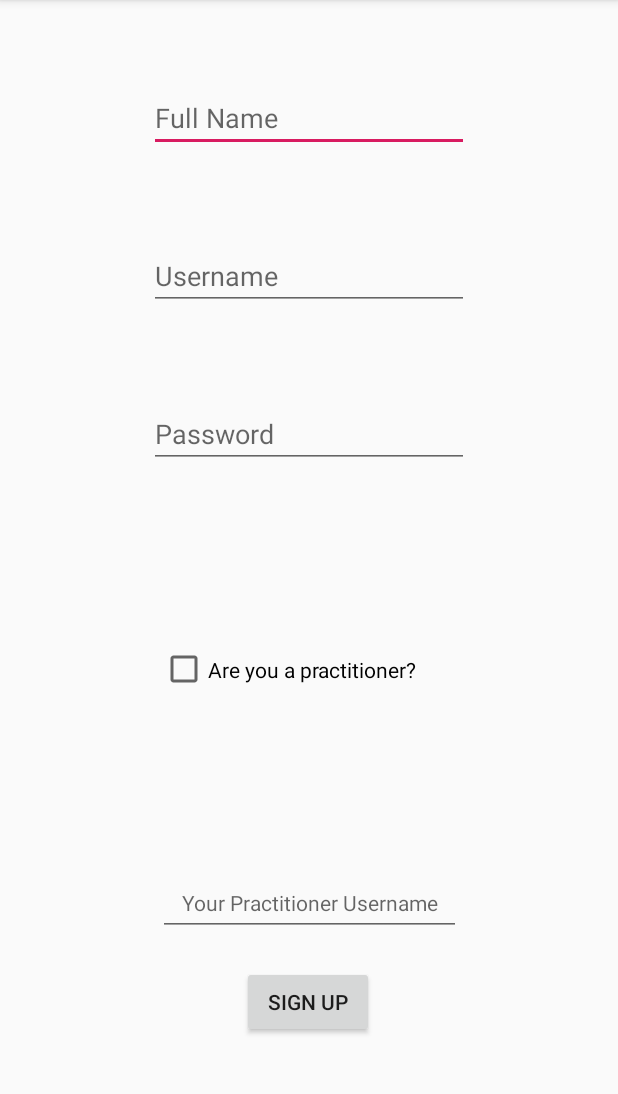
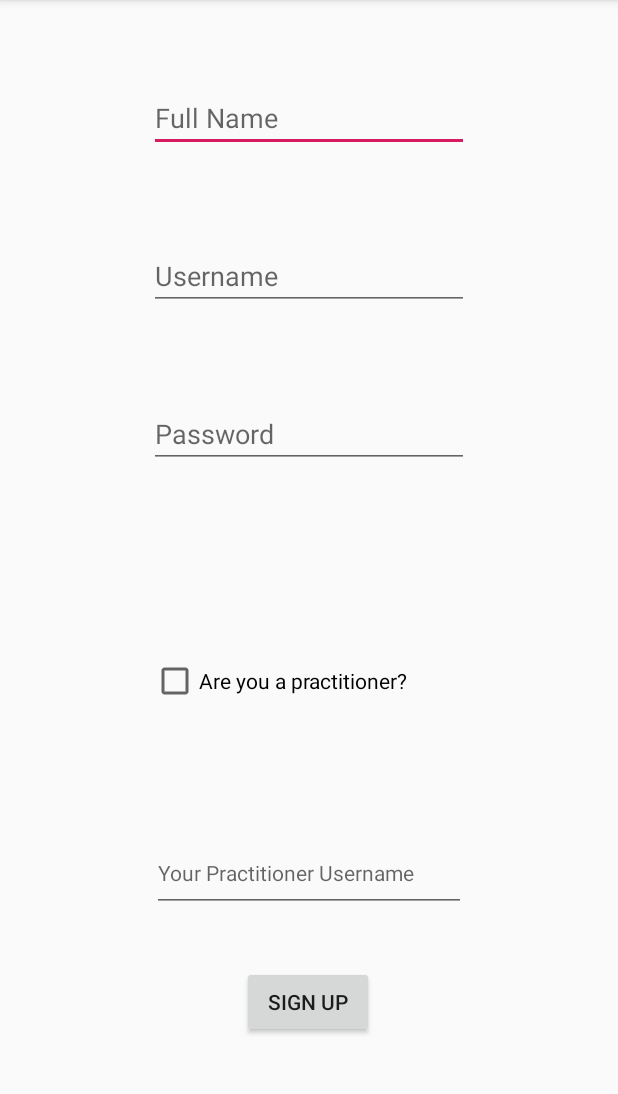
Before and after one commit to DLabbate/TalkItOut, an Android app: the registerActivity screen opened directly, with no data from a screen before it, on a phone screen of 412 x 824 dp, the part 84-1178 px from its top. Run offline under Robolectric (Android 15) with nearby library versions, the phone set to English and light mode, and no system bars.

Commit message:
Adjusted registerActivity UI

```diff
--- a/app/src/main/res/layout/activity_register.xml
+++ b/app/src/main/res/layout/activity_register.xml
@@ -43,11 +43,10 @@
 
     <EditText
         android:id="@+id/practitionerEditText"
-        android:layout_width="202dp"
-        android:layout_height="43dp"
-        android:layout_marginBottom="20dp"
+        android:layout_width="209dp"
+        android:layout_height="52dp"
+        android:layout_marginBottom="36dp"
         android:ems="10"
-        android:gravity="center_horizontal|center_vertical"
         android:hint="Your Practitioner Username"
         android:inputType="textPersonName"
         android:textSize="14sp"
@@ -68,12 +67,14 @@
 
     <CheckBox
         android:id="@+id/usercheckBox"
-        android:layout_width="199dp"
-        android:layout_height="42dp"
+        android:layout_width="wrap_content"
+        android:layout_height="wrap_content"
         android:text="Are you a practitioner?"
         app:layout_constraintBottom_toTopOf="@+id/practitionerEditText"
         app:layout_constraintEnd_toEndOf="parent"
+        app:layout_constraintHorizontal_bias="0.419"
         app:layout_constraintStart_toStartOf="parent"
-        app:layout_constraintTop_toBottomOf="@+id/passwordEditText" />
+        app:layout_constraintTop_toBottomOf="@+id/passwordEditText"
+        app:layout_constraintVertical_bias="0.595" />
 
 </androidx.constraintlayout.widget.ConstraintLayout>
```
